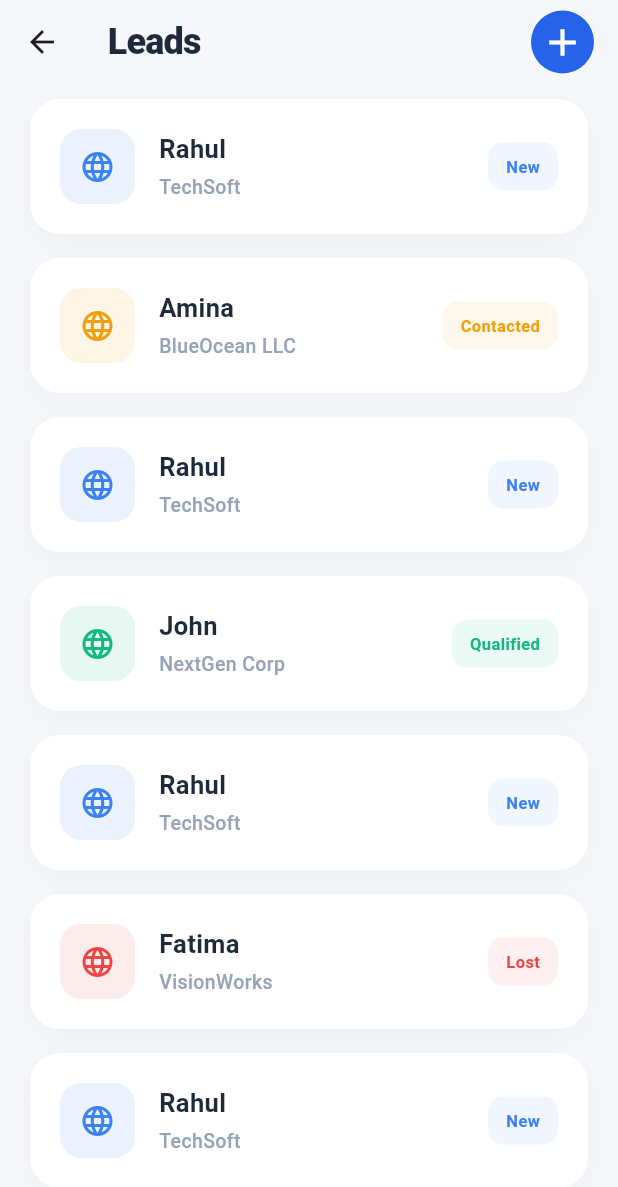
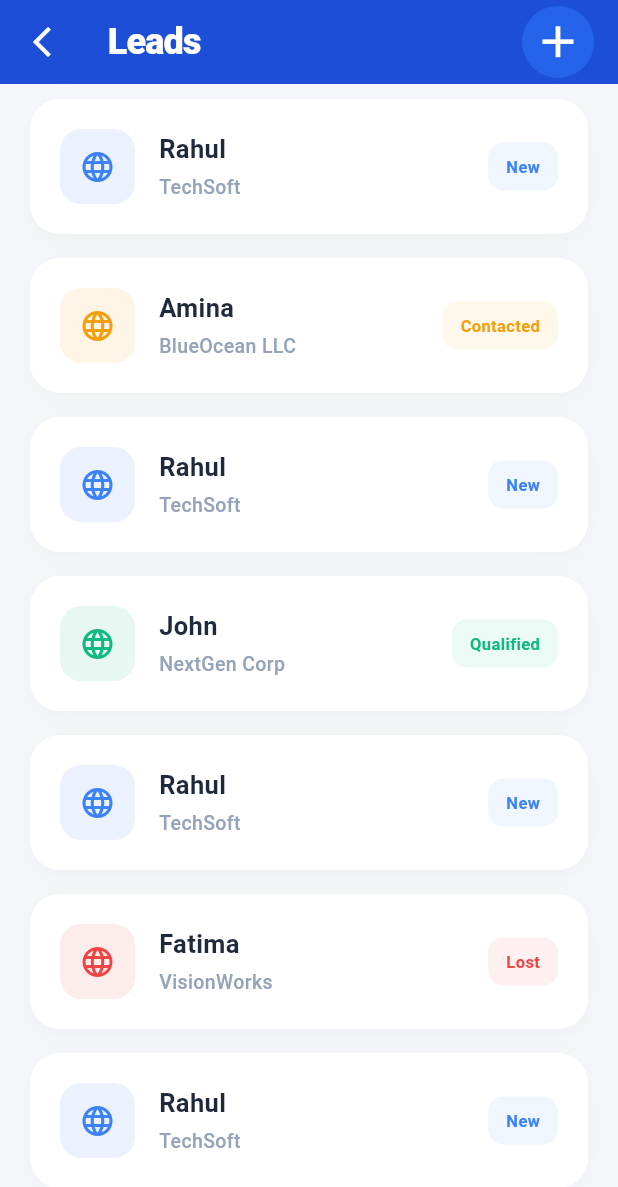
Before and after one commit to teambackoffice/sahelmed_app, a Flutter app: the Leadspage screen opened directly, on a phone screen of 412 x 824 dp. Shown: the top 1187 px of the screen. Run offline on Flutter 3.47's test engine with Material 3 defaults, Android fonts, the light colour scheme and no system bars; our stand-ins replace image_picker.

Commit message:
SERVICE CERTIFICATE

```diff
--- a/lib/main.dart
+++ b/lib/main.dart
@@ -17,7 +17,7 @@ class MyApp extends StatelessWidget {
       debugShowCheckedModeBanner: false,
       title: 'SahelMed',
       theme: ThemeData(primarySwatch: Colors.blue, useMaterial3: true),
-      home: const SalesPersonHomepage(),
+      home: const ServiceEngineerHomepage(),
     );
   }
 }
--- a/lib/view/sales_person/leads/leads.dart
+++ b/lib/view/sales_person/leads/leads.dart
@@ -101,14 +101,24 @@ class Leadspage extends StatelessWidget {
         0xFFF5F7FA,
       ), // Very light grey-blue background
       appBar: AppBar(
-        backgroundColor: Colors.transparent,
+        automaticallyImplyLeading: false,
+        leading: IconButton(
+          onPressed: () {
+            Navigator.pop(context);
+          },
+          icon: const Icon(
+            Icons.arrow_back_ios_new_outlined,
+            color: Colors.white,
+          ),
+        ),
+        backgroundColor: Color(0xFF1D4ED8),
         elevation: 0,
         centerTitle: false,
         title: const Text(
           'Leads',
           style: TextStyle(
             fontWeight: FontWeight.w800,
-            color: Color(0xFF1E293B),
+            color: Colors.white,
             fontSize: 24,
             letterSpacing: -0.5,
           ),
@@ -127,13 +137,13 @@ class Leadspage extends StatelessWidget {
                 );
               },
               child: Container(
-                width: 42,
-                height: 42,
+                width: 48,
+                height: 48,
                 decoration: BoxDecoration(
                   color: Color(0xFF2563EB),
                   shape: BoxShape.circle,
                 ),
-                child: const Icon(Icons.add, color: Colors.white, size: 30),
+                child: const Icon(Icons.add, color: Colors.white, size: 35),
               ),
             ),
           ),
--- a/lib/view/service_engineer/machine_certificate/machine_certificate.dart
+++ b/lib/view/service_engineer/machine_certificate/machine_certificate.dart
@@ -109,9 +109,10 @@ class _MachineServiceCertificateState extends State<MachineServiceCertificate> {
     return Scaffold(
       backgroundColor: Colors.grey.shade50,
       appBar: AppBar(
+        iconTheme: const IconThemeData(color: Colors.white),
         elevation: 0,
-        backgroundColor: Colors.white,
-        foregroundColor: Colors.black87,
+        backgroundColor: AppColors.darkNavy,
+        foregroundColor: Colors.white,
         title: const Column(
           crossAxisAlignment: CrossAxisAlignment.start,
           children: [
```
Also changed, not shown: 3 other files.
